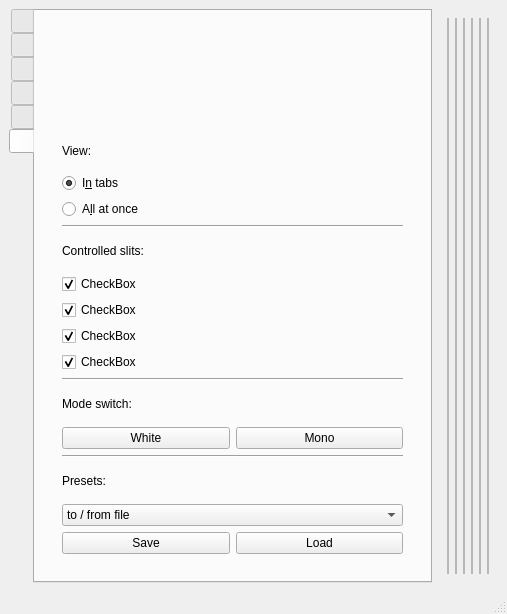
Above: share/imblSlits/imblSlits.ui from AustralianSynchrotron/imblSlits before the change. Below: the same form after it.
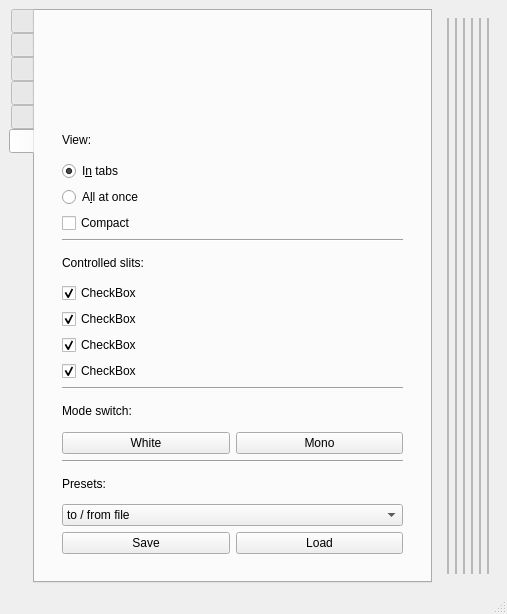
That is the form after the change. Icons and pictures are not drawn. Custom widgets are drawn as their Qt base class.

Commit message: modified:   bin/imblSlits 	modified:   share/imblSlits/imblSlits.ui 	new file:   share/imblSlits/intersect.svg 	new file:   share/imblSlits/union.svg

What changed in the file:
```diff
--- a/share/imblSlits/imblSlits.ui
+++ b/share/imblSlits/imblSlits.ui
@@ -468,6 +468,13 @@
                 </attribute>
                </widget>
               </item>
+              <item>
+               <widget class="QCheckBox" name="compact">
+                <property name="text">
+                 <string>Compact</string>
+                </property>
+               </widget>
+              </item>
               <item>
                <widget class="Line" name="line_2">
                 <property name="orientation">
```
Left out of the diff: 3 changed lines with no effect on the pictures. The commit also changes 3 other files.
